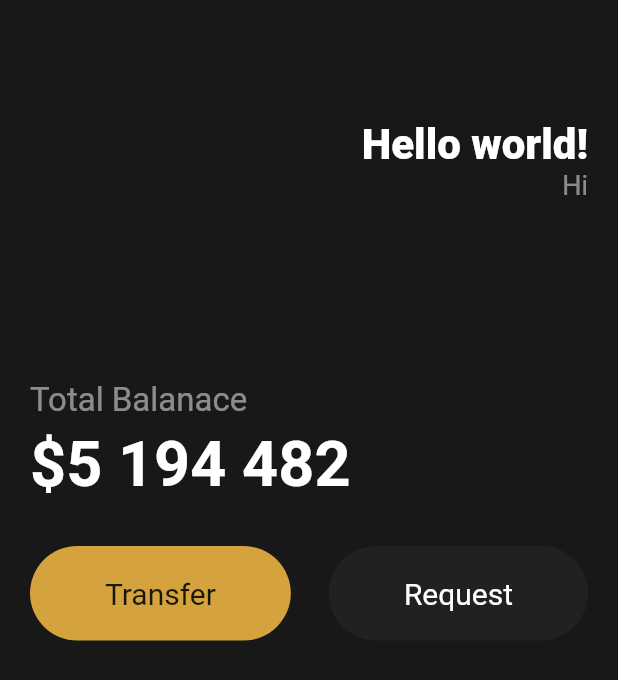
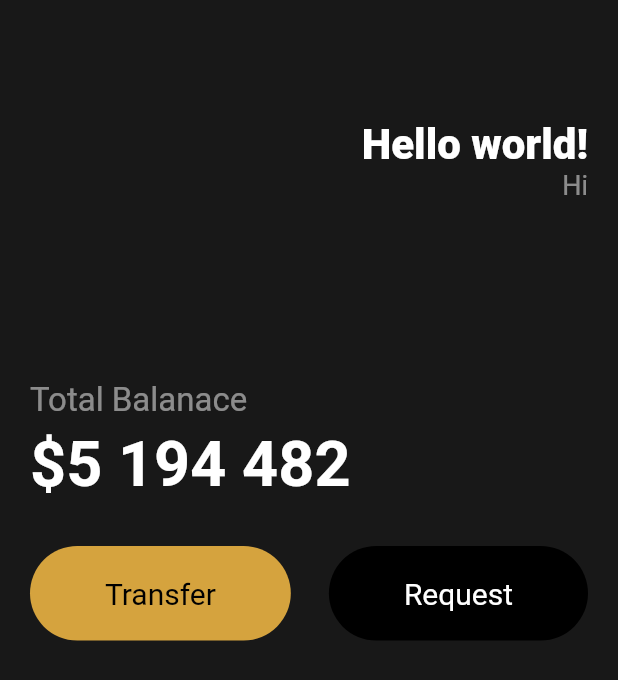
Before and after one commit to decemberkms/cartoon_clone, a Flutter app: the screen it shows after launch, on a phone screen of 412 x 824 dp. Shown: the top 680 px of the screen. Run offline on Flutter 3.47's test engine with Material 2 defaults, Android fonts, the phone set to English and light mode, and no system bars.

Commit message:
New widget

```diff
--- a/app01/lib/main.dart
+++ b/app01/lib/main.dart
@@ -1,3 +1,4 @@
+import 'package:app01/widgets/button.dart';
 import 'package:flutter/material.dart';
 
 void main() {
@@ -69,45 +70,18 @@ class App extends StatelessWidget {
               const SizedBox(
                 height: 30.0,
               ),
-              Row(
+              const Row(
                 mainAxisAlignment: MainAxisAlignment.spaceBetween,
                 children: [
-                  Container(
-                    decoration: BoxDecoration(
-                      color: const Color.fromARGB(221, 242, 184, 68),
-                      borderRadius: BorderRadius.circular(45),
-                    ),
-                    child: const Padding(
-                      padding: EdgeInsets.symmetric(
-                        vertical: 20,
-                        horizontal: 50,
-                      ),
-                      child: Text(
-                        "Transfer",
-                        style: TextStyle(
-                          fontSize: 20,
-                        ),
-                      ),
-                    ),
+                  Button(
+                    myText: "Transfer",
+                    bgColor: Color.fromARGB(221, 242, 184, 68),
+                    textColor: Colors.black,
                   ),
-                  Container(
-                    decoration: BoxDecoration(
-                      color: const Color(0XFF1F2123),
-                      borderRadius: BorderRadius.circular(45),
-                    ),
-                    child: const Padding(
-                      padding: EdgeInsets.symmetric(
-                        vertical: 20,
-                        horizontal: 50,
-                      ),
-                      child: Text(
-                        "Request",
-                        style: TextStyle(
-                          color: Colors.white,
-                          fontSize: 20,
-                        ),
-                      ),
-                    ),
+                  Button(
+                    myText: "Request",
+                    bgColor: Colors.black,
+                    textColor: Colors.white,
                   )
                 ],
               ),
--- /dev/null
+++ b/app01/lib/widgets/button.dart
@@ -0,0 +1,36 @@
+import 'package:flutter/material.dart';
+
+class Button extends StatelessWidget {
+  const Button(
+      {super.key,
+      required this.myText,
+      required this.bgColor,
+      required this.textColor});
+
+  final String myText;
+  final Color bgColor;
+  final Color textColor;
+
+  @override
+  Widget build(BuildContext context) {
+    return Container(
+      decoration: BoxDecoration(
+        color: bgColor,
+        borderRadius: BorderRadius.circular(45),
+      ),
+      child: Padding(
+        padding: const EdgeInsets.symmetric(
+          vertical: 20,
+          horizontal: 50,
+        ),
+        child: Text(
+          myText,
+          style: TextStyle(
+            color: textColor,
+            fontSize: 20,
+          ),
+        ),
+      ),
+    );
+  }
+}
```
